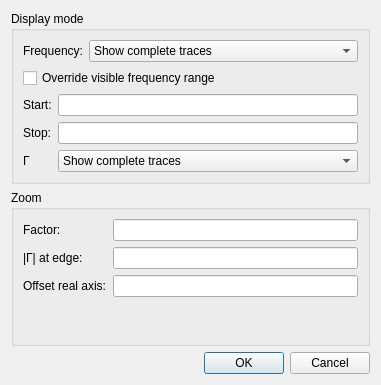
Above: Software/PC_Application/LibreVNA-GUI/Traces/polarchartdialog.ui from jankae/LibreVNA before the change. Below: the same form after it.
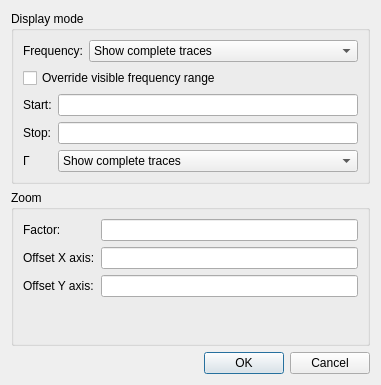
That is the form after the change. Custom widgets are drawn as their Qt base class.

What changed in the file:
```diff
--- a/Software/PC_Application/LibreVNA-GUI/Traces/polarchartdialog.ui
+++ b/Software/PC_Application/LibreVNA-GUI/Traces/polarchartdialog.ui
@@ -124,9 +124,9 @@
            <widget class="SIUnitEdit" name="zoomFactor"/>
           </item>
           <item row="1" column="0">
-           <widget class="QLabel" name="label_3">
+           <widget class="QLabel" name="label">
             <property name="text">
-             <string>&lt;html&gt;&lt;head/&gt;&lt;body&gt;&lt;p&gt;|Γ| at edge:&lt;/p&gt;&lt;/body&gt;&lt;/html&gt;</string>
+             <string>Offset X axis:</string>
             </property>
            </widget>
           </item>
@@ -134,9 +134,9 @@
            <widget class="SIUnitEdit" name="zoomReflection"/>
           </item>
           <item row="2" column="0">
-           <widget class="QLabel" name="label">
+           <widget class="QLabel" name="label_6">
             <property name="text">
-             <string>Offset real axis:</string>
+             <string>Offset Y axis:</string>
             </property>
            </widget>
           </item>
```
Left out of the diff: 4 changed lines with no effect on the pictures.
